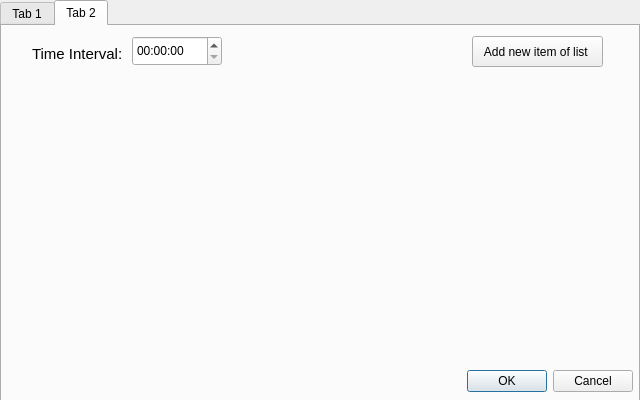
YahodaVitalii/WallpaperSwapper, file timetabrrandomlistwidget.ui: the form before one commit.
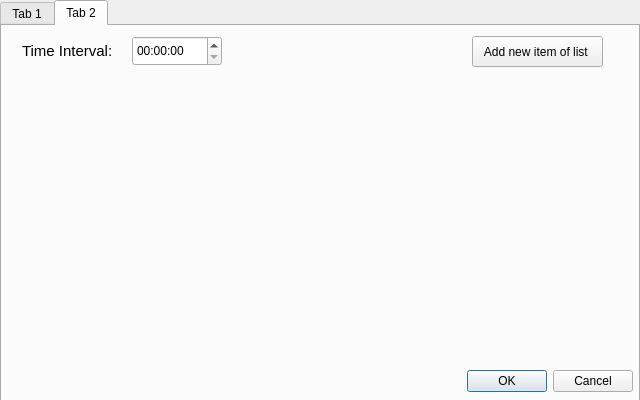
The form after the commit.

The edit to the form file:
```diff
--- a/timetabrrandomlistwidget.ui
+++ b/timetabrrandomlistwidget.ui
@@ -73,10 +73,10 @@
     <widget class="QLabel" name="labelTimeInterval">
      <property name="geometry">
       <rect>
-       <x>30</x>
-       <y>20</y>
-       <width>101</width>
-       <height>16</height>
+       <x>20</x>
+       <y>10</y>
+       <width>100</width>
+       <height>30</height>
       </rect>
      </property>
      <property name="font">
```
